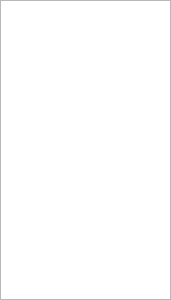
Above: src/widgets/keyframelabeltreewidget.ui from jahshaka/Studio before the change. Below: the same form after it.
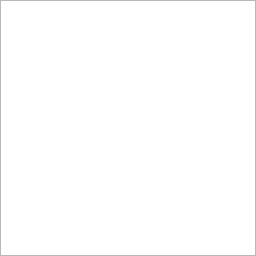
That is the form after the change.

Commit message: Style animation widget to match rest of the interface

```diff
--- a/src/widgets/keyframelabeltreewidget.ui
+++ b/src/widgets/keyframelabeltreewidget.ui
@@ -6,12 +6,12 @@
    <rect>
     <x>0</x>
     <y>0</y>
-    <width>171</width>
-    <height>300</height>
+    <width>256</width>
+    <height>256</height>
    </rect>
   </property>
   <property name="sizePolicy">
-   <sizepolicy hsizetype="Expanding" vsizetype="Expanding">
+   <sizepolicy hsizetype="Preferred" vsizetype="Preferred">
     <horstretch>0</horstretch>
     <verstretch>0</verstretch>
    </sizepolicy>
```
The commit also changes 5 other files.
